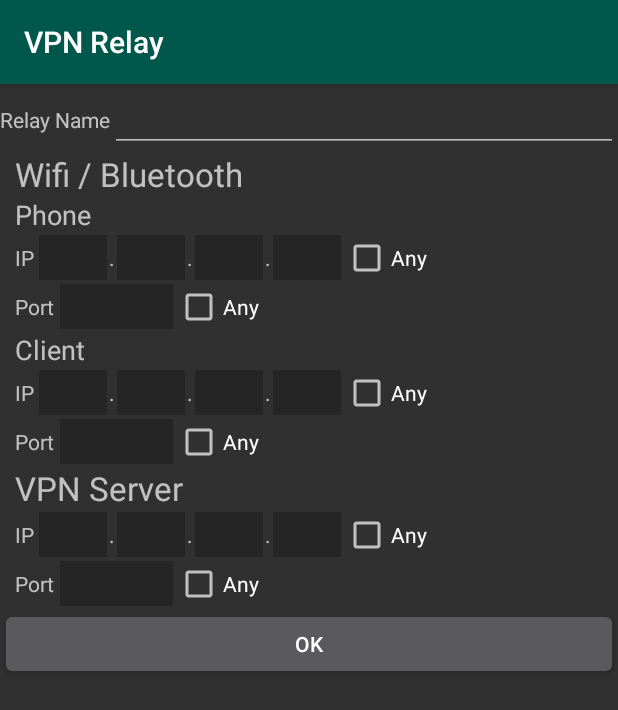
After one commit to rodneymc/UdpRelay, an Android app: the VpnRelay screen opened directly, with no data from a screen before it, on a phone screen of 412 x 824 dp. The commit adds this screen. Shown: the top 710 px of the screen. Run offline under Robolectric (Android 15) with nearby library versions, the phone set to English and light mode, and no system bars; pictures from the network do not load.

Commit message:
Add general VPN type. Creator class stored in the config (configs created with earlier revisions will not be editable).

```diff
--- a/app/src/main/AndroidManifest.xml
+++ b/app/src/main/AndroidManifest.xml
@@ -44,6 +44,7 @@ This file is part of UdpRelay.
         </activity>
 
         <activity android:name=".config_providers.GenericUDPrelay"/>
+        <activity android:name=".config_providers.VpnRelay"/>
 
         <service android:name=".NetworkService"
             android:exported="false"/>
--- a/app/src/main/java/com/daftdroid/android/udprelay/ConfigurationActivity.java
+++ b/app/src/main/java/com/daftdroid/android/udprelay/ConfigurationActivity.java
@@ -106,7 +106,7 @@ public abstract class ConfigurationActivity extends Activity {
 
                 if (!hasError) {
                     String name = ((EditText) findViewById(R.id.configTitle)).getText().toString();
-                    VpnSpecification spec = new VpnSpecification(storage);
+                    VpnSpecification spec = new VpnSpecification(storage, ConfigurationActivity.this.getClass());
                     spec.setTitle(name);
                     spec.setId(relayId);
 
--- a/app/src/main/java/com/daftdroid/android/udprelay/VpnSpecification.java
+++ b/app/src/main/java/com/daftdroid/android/udprelay/VpnSpecification.java
@@ -8,8 +8,9 @@ import java.io.Serializable;
 public class VpnSpecification implements Serializable, RelayConfiguration {
 
     static final long serialVersionUID = 1L;
-    public VpnSpecification(Storage loader) {
+    public VpnSpecification(Storage loader, Class creator) {
         this.loader = loader;
+        this.creator = creator.getName();
     }
 
     public static final String INTENT_ID =
@@ -28,6 +29,8 @@ public class VpnSpecification implements Serializable, RelayConfiguration {
     // The openVPN configuration. Used for generating the OpenVPN config.
 
     private String vpn; // The common name of the hub
+
+    private final String creator; // Name of the class that created us
 
     // Error status saved separately so we don't have to resave the whole class on error.
     // Also so we can save an error async, if there is no activity running.
@@ -58,6 +61,7 @@ public class VpnSpecification implements Serializable, RelayConfiguration {
     public String getVpn() {
         return vpn;
     }
+    public String getCreator() { return creator; }
     public void setError(Throwable error, boolean saveNow) {
         this.error = error;
         if (saveNow && loader != null) {
--- /dev/null
+++ b/app/src/main/java/com/daftdroid/android/udprelay/config_providers/VpnRelay.java
@@ -0,0 +1,79 @@
+package com.daftdroid.android.udprelay.config_providers;
+
+import android.view.View;
+
+import com.daftdroid.android.udprelay.R;
+import com.daftdroid.android.udprelay.RelaySpec;
+import com.daftdroid.android.udprelay.VpnSpecification;
+import com.daftdroid.android.udprelay.ui_components.Ipv4;
+import com.daftdroid.android.udprelay.ui_components.UiComponent;
+import com.daftdroid.android.udprelay.ui_components.UiComponentView;
+import com.daftdroid.android.udprelay.ConfigurationActivity;
+
+import java.util.ArrayList;
+import java.util.List;
+
+public class VpnRelay extends ConfigurationActivity {
+
+    private Ipv4 chanAloc, chanArem, chanBrem;
+
+    // Generate uiComponents for each elements in the input form. The parameters are the
+    // elements common to all forms - title and OK button.
+    @Override
+    protected List<UiComponent> getUiComponents(View titleText, View okButton) {
+
+        List<UiComponent> uiComponents = new ArrayList<UiComponent>();
+
+        UiComponent okButtonComp = new UiComponentView(okButton);
+        UiComponent titleTextComp = new UiComponentView(titleText);
+
+        chanAloc = new Ipv4(findViewById(R.id.chanALocip));
+        chanArem = new Ipv4(findViewById(R.id.chanARemip));
+        chanBrem = new Ipv4(findViewById(R.id.chanBRemip));
+
+        // Add the components in focus order
+
+        uiComponents.add(titleTextComp);
+        uiComponents.add(chanAloc);
+        uiComponents.add(chanArem);
+        uiComponents.add(chanBrem);
+        uiComponents.add(okButtonComp);
+
+        return uiComponents;
+    }
+    @Override
+    protected void processLoadedSpec(VpnSpecification loadedSpec) {
+        RelaySpec rly = loadedSpec.getRelaySpec();
+
+        chanAloc.setIpAddress(rly.getChanALocalIP());
+        chanAloc.setPort(rly.getChanALocalPort());
+        chanArem.setIpAddress(rly.getChanARemoteIP());
+        chanArem.setPort(rly.getChanARemotePort());
+        chanBrem.setIpAddress(rly.getChanBRemoteIP());
+        chanBrem.setPort(rly.getChanBRemotePort());
+    }
+    @Override
+    protected void initialiseBlankSpec() {
+        chanAloc.initBlank();
+        chanArem.initBlank();
+        chanBrem.initBlank();
+    }
+    @Override
+    protected void prepareSpecForSave(VpnSpecification spec) {
+        RelaySpec rly = new RelaySpec(
+                chanAloc.getIpAddress(), chanAloc.getPort(),
+                chanArem.getIpAddress(), chanArem.getPort(),
+                "0.0.0.0", 0,
+                chanBrem.getIpAddress(), chanBrem.getPort());
+        spec.setSpec(rly);
+
+    }
+    @Override
+    protected String getActivityTitle() {
+        return "VPN Relay";
+    }
+    @Override
+    protected int getActivityLayout() {
+        return R.layout.vpn_relay;
+    }
+}
--- /dev/null
+++ b/app/src/main/res/layout/vpn_relay.xml
@@ -0,0 +1,77 @@
+<?xml version="1.0" encoding="utf-8"?>
+<LinearLayout xmlns:android="http://schemas.android.com/apk/res/android"
+    android:orientation="vertical" android:layout_width="match_parent"
+    android:layout_height="match_parent">
+
+    <View android:focusableInTouchMode="true"
+        android:layout_width="0px"
+        android:layout_height="0px"
+        android:id="@+id/dummyfocus"/>
+     <LinearLayout
+        android:layout_width="match_parent"
+        android:layout_height="wrap_content"
+        android:orientation="horizontal">
+
+        <TextView
+            android:layout_width="wrap_content"
+            android:layout_height="wrap_content"
+            android:text="Relay Name" />
+        <EditText
+            android:id="@+id/configTitle"
+            android:maxLength="20"
+            android:layout_width="wrap_content"
+            android:layout_height="wrap_content"
+            android:layout_weight="1"
+            android:gravity="left"
+            android:maxLines="1"
+            android:imeOptions="actionNext"
+            android:inputType="textFilter" />
+    </LinearLayout>
+
+    <ScrollView
+        android:layout_width="fill_parent"
+        android:layout_height="wrap_content">
+
+        <LinearLayout
+            android:layout_width="match_parent"
+            android:layout_height="match_parent"
+            android:orientation="vertical">
+
+            <TextView
+                style="@style/chanTitle"
+                android:text="Wifi / Bluetooth" />
+
+            <TextView
+                style="@style/chanSubTitle"
+                android:text="Phone" />
+
+            <include
+                android:id="@+id/chanALocip"
+                layout="@layout/ipv4" />
+
+            <TextView
+                style="@style/chanSubTitle"
+                android:text="Client" />
+
+            <include
+                android:id="@+id/chanARemip"
+                layout="@layout/ipv4" />
+
+            <TextView
+                style="@style/chanTitle"
+                android:text="VPN Server" />
+
+            <include
+                android:id="@+id/chanBRemip"
+                layout="@layout/ipv4" />
+
+            <Button
+                android:id="@+id/okbutton"
+                android:layout_width="match_parent"
+                android:layout_height="wrap_content"
+                android:text="OK" />
+
+
+        </LinearLayout>
+    </ScrollView>
+</LinearLayout>
```
Also changed, not shown: app/src/main/java/com/daftdroid/android/udprelay/MainActivity.java (+18 -3 lines), app/src/main/java/com/daftdroid/android/udprelay/RelayButton.java (+11 -5 lines).
